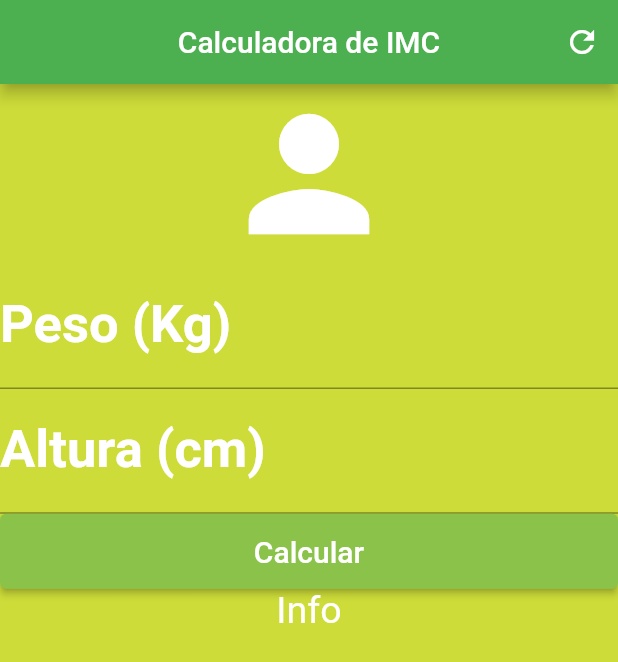
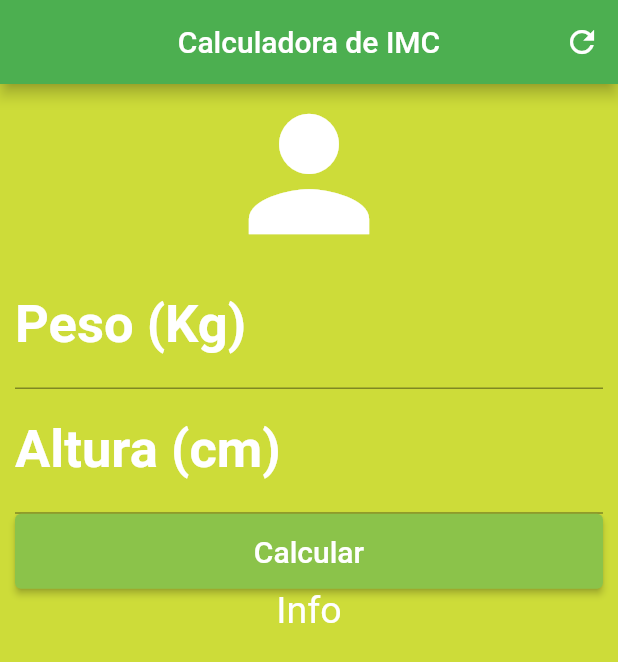
Before and after one commit to alexpereira2004/Simple_IMC_Calculator, a Flutter app: the screen it shows after launch, on a phone screen of 412 x 824 dp. Shown: the top 662 px of the screen. Run offline on Flutter 3.47's test engine with Material 2 defaults, Android fonts, the light colour scheme and no system bars.

Commit message:
Wrap o conteudo do app com SingleChildScrollView para permitir scrool e evitar que o teclado sobreponha o conteudo

```diff
--- a/lib/main.dart
+++ b/lib/main.dart
@@ -30,7 +30,9 @@ class _HomeState extends State<Home> {
         ],
       ),
       backgroundColor: Colors.lime,
-      body: Column(
+      body: SingleChildScrollView(
+        padding: EdgeInsets.fromLTRB(10.0, 0.0, 10.0, 0.0),
+        child: Column(
           crossAxisAlignment: CrossAxisAlignment.stretch,
           children: [
             const Icon(
@@ -85,6 +87,7 @@ class _HomeState extends State<Home> {
             )
           ],
         ),
+      ),
     );
   }
 }
```
Lines whose indentation alone changed are shown as unchanged.
